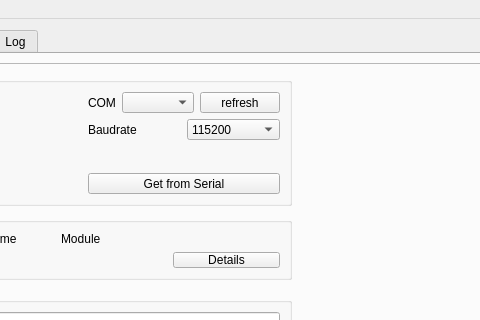
The window that tasmohabUI.ui (Gifford47/tasmohab) describes before a commit, drawn with Qt 5; both pictures show x 309 to 789 and y 0 to 320 of the 1074 by 847 pixel window.
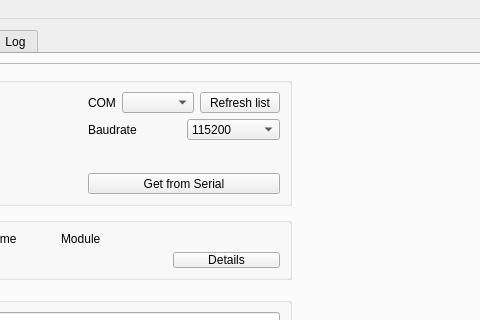
The same window after the commit. Icons and pictures are not drawn.

Commit message: - edited button label

The edit to the form file:
```diff
--- a/tasmohabUI.ui
+++ b/tasmohabUI.ui
@@ -83,7 +83,7 @@
                 <item row="0" column="2">
                  <widget class="QPushButton" name="btn_serport_refr">
                   <property name="text">
-                   <string>refresh</string>
+                   <string>Refresh list</string>
                   </property>
                  </widget>
                 </item>
```
The commit also changes 2 other files.
